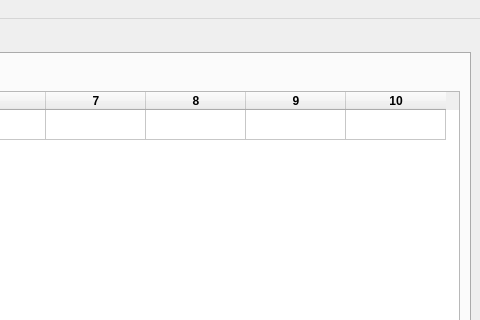
This is src/gui/main.ui in TheRealJarbean/lattice as Qt 5 draws it before an edit; both pictures show x 686 to 1166 and y 0 to 320 of the 1166 by 779 pixel window. The edited form follows.
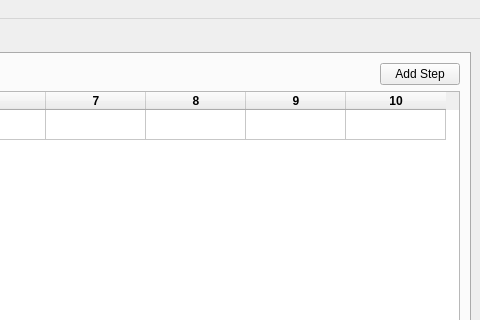
This is the edited form. The open tabs and pages were chosen to show the change. Custom widgets are drawn as their Qt base class.

Commit message: feat: Add "add step" button for rapid step addition

Patch:
```diff
--- a/src/gui/main.ui
+++ b/src/gui/main.ui
@@ -3183,6 +3183,13 @@
             </property>
            </spacer>
           </item>
+          <item>
+           <widget class="QPushButton" name="add_recipe_step">
+            <property name="text">
+             <string>Add Step</string>
+            </property>
+           </widget>
+          </item>
          </layout>
         </item>
         <item>
```
Left out of the diff: 2 changed lines with no effect on the pictures. The commit also changes 1 other file.
